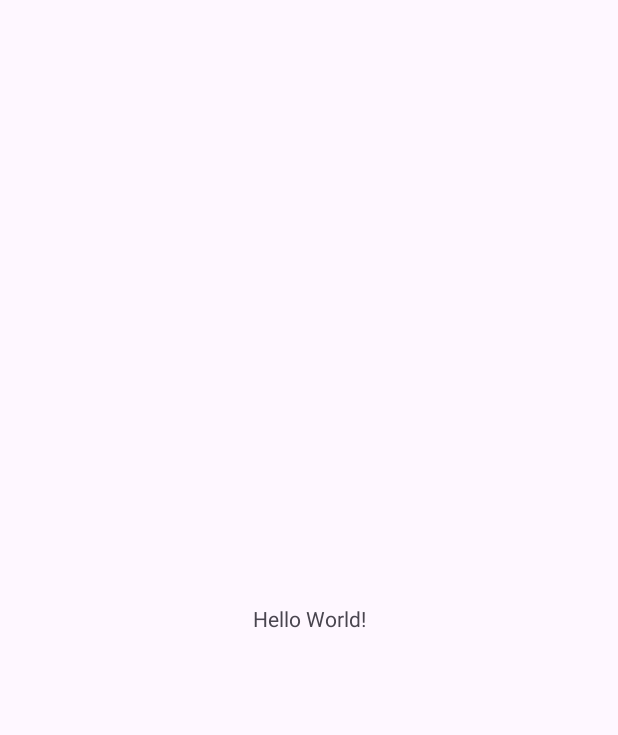
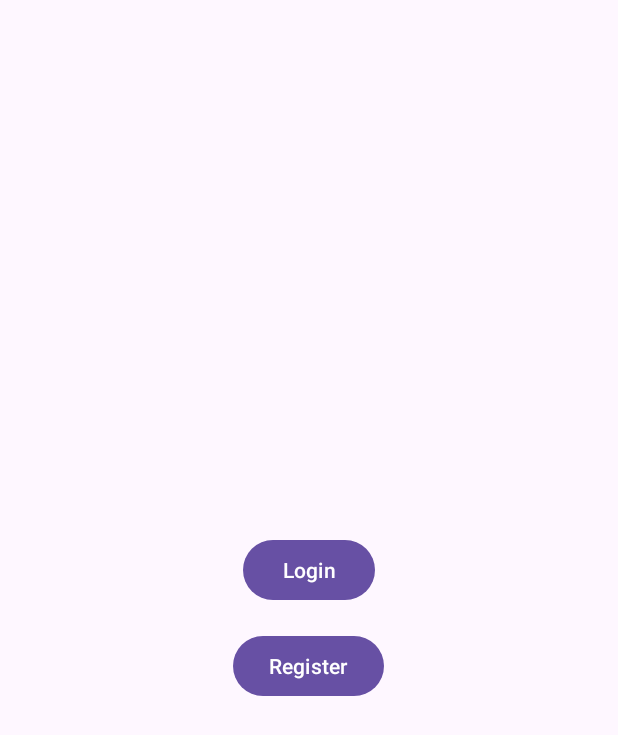
Before and after one commit to auriorajaa/smartfit-final-capstone-bangkit, an Android app: the screen it shows after launch (MainActivity before the commit, WelcomeActivity after it), on a phone screen of 412 x 824 dp. Before the commit the part shown is almost empty. Shown: the top 735 px of the screen. Run offline under Robolectric (Android 15) with nearby library versions, the light colour scheme and no system bars.

Commit message:
Login Register tapi belom sempurna

```diff
--- a/app/src/main/java/com/example/smartfit/MainActivity.kt
+++ b/app/src/main/java/com/example/smartfit/MainActivity.kt
@@ -1,15 +1,12 @@
 package com.example.smartfit
 
 import android.os.Bundle
-import androidx.activity.enableEdgeToEdge
 import androidx.appcompat.app.AppCompatActivity
-import androidx.core.view.ViewCompat
-import androidx.core.view.WindowInsetsCompat
 
 class MainActivity : AppCompatActivity() {
+
     override fun onCreate(savedInstanceState: Bundle?) {
         super.onCreate(savedInstanceState)
-        enableEdgeToEdge()
         setContentView(R.layout.activity_main)
     }
 }
--- /dev/null
+++ b/app/src/main/java/com/example/smartfit/WelcomeActivity.kt
@@ -0,0 +1,27 @@
+package com.example.smartfit
+
+import android.content.Intent
+import android.os.Bundle
+import androidx.appcompat.app.AppCompatActivity
+import com.example.smartfit.databinding.ActivityWelcomeBinding
+
+class WelcomeActivity : AppCompatActivity() {
+
+    private lateinit var binding: ActivityWelcomeBinding
+
+    override fun onCreate(savedInstanceState: Bundle?) {
+        super.onCreate(savedInstanceState)
+        binding = ActivityWelcomeBinding.inflate(layoutInflater)
+        setContentView(binding.root)
+
+        binding.loginButton.setOnClickListener {
+            val intent = Intent(this, LoginActivity::class.java)
+            startActivity(intent)
+        }
+
+        binding.registerButton.setOnClickListener {
+            val intent = Intent(this, RegisterActivity::class.java)
+            startActivity(intent)
+        }
+    }
+}
--- a/app/src/main/res/layout/activity_main.xml
+++ b/app/src/main/res/layout/activity_main.xml
@@ -1,19 +1,16 @@
 <?xml version="1.0" encoding="utf-8"?>
-<androidx.constraintlayout.widget.ConstraintLayout xmlns:android="http://schemas.android.com/apk/res/android"
-    xmlns:app="http://schemas.android.com/apk/res-auto"
-    xmlns:tools="http://schemas.android.com/tools"
-    android:id="@+id/main"
+<LinearLayout xmlns:android="http://schemas.android.com/apk/res/android"
     android:layout_width="match_parent"
     android:layout_height="match_parent"
-    tools:context=".MainActivity">
+    android:orientation="vertical"
+    android:gravity="center"
+    android:padding="16dp">
 
     <TextView
         android:layout_width="wrap_content"
         android:layout_height="wrap_content"
-        android:text="Hello World!"
-        app:layout_constraintBottom_toBottomOf="parent"
-        app:layout_constraintEnd_toEndOf="parent"
-        app:layout_constraintStart_toStartOf="parent"
-        app:layout_constraintTop_toTopOf="parent" />
+        android:text="Welcome to SmartFit!"
+        android:textSize="24sp"
+        android:layout_gravity="center" />
 
-</androidx.constraintlayout.widget.ConstraintLayout>
+</LinearLayout>
--- /dev/null
+++ b/app/src/main/res/layout/activity_welcome.xml
@@ -0,0 +1,22 @@
+<?xml version="1.0" encoding="utf-8"?>
+<LinearLayout
+    xmlns:android="http://schemas.android.com/apk/res/android"
+    android:layout_width="match_parent"
+    android:layout_height="match_parent"
+    android:orientation="vertical"
+    android:gravity="center"
+    android:padding="16dp">
+
+    <Button
+        android:id="@+id/loginButton"
+        android:layout_width="wrap_content"
+        android:layout_height="wrap_content"
+        android:text="Login" />
+
+    <Button
+        android:id="@+id/registerButton"
+        android:layout_width="wrap_content"
+        android:layout_height="wrap_content"
+        android:text="Register"
+        android:layout_marginTop="16dp" />
+</LinearLayout>
--- a/build.gradle.kts
+++ b/build.gradle.kts
@@ -2,4 +2,5 @@
 plugins {
     alias(libs.plugins.android.application) apply false
     alias(libs.plugins.kotlin.android) apply false
+    id("com.google.gms.google-services") version "4.4.2" apply false
 }
--- a/gradle/libs.versions.toml
+++ b/gradle/libs.versions.toml
@@ -1,5 +1,7 @@
 [versions]
 agp = "8.6.1"
+firebaseAuth = "latest_version"
+firebaseBom = "33.6.0"
 kotlin = "1.9.0"
 coreKtx = "1.15.0"
 junit = "4.13.2"
@@ -12,6 +14,9 @@ constraintlayout = "2.2.0"
 
 [libraries]
 androidx-core-ktx = { group = "androidx.core", name = "core-ktx", version.ref = "coreKtx" }
+firebase-analytics = { module = "com.google.firebase:firebase-analytics" }
+firebase-auth = { module = "com.google.firebase:firebase-auth", version.ref = "firebaseAuth" }
+firebase-bom = { module = "com.google.firebase:firebase-bom", version.ref = "firebaseBom" }
 junit = { group = "junit", name = "junit", version.ref = "junit" }
 androidx-junit = { group = "androidx.test.ext", name = "junit", version.ref = "junitVersion" }
 androidx-espresso-core = { group = "androidx.test.espresso", name = "espresso-core", version.ref = "espressoCore" }
```
Also changed, not shown: app/build.gradle.kts (+10 -3 lines), app/src/main/AndroidManifest.xml (+13 -1 lines), app/src/main/java/com/example/smartfit/LoginActivity.kt (added, +47 -0 lines), app/src/main/java/com/example/smartfit/RegisterActivity.kt (added, +51 -0 lines), app/src/main/res/layout/activity_login.xml (added, +33 -0 lines), app/src/main/res/layout/activity_register.xml (added, +27 -0 lines), 2 other files.
